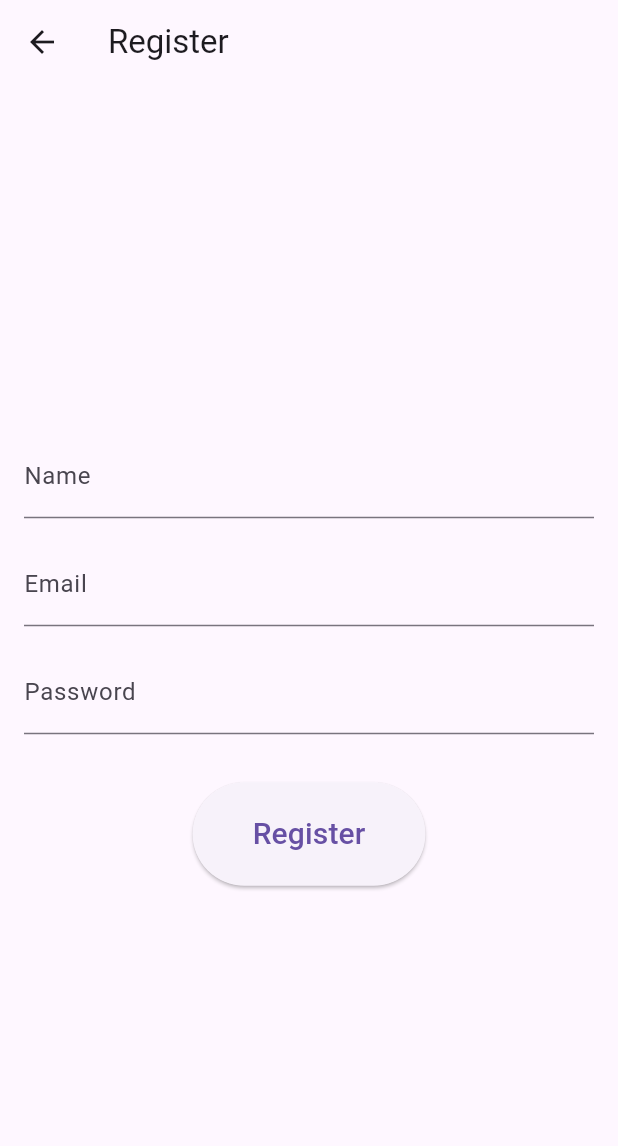
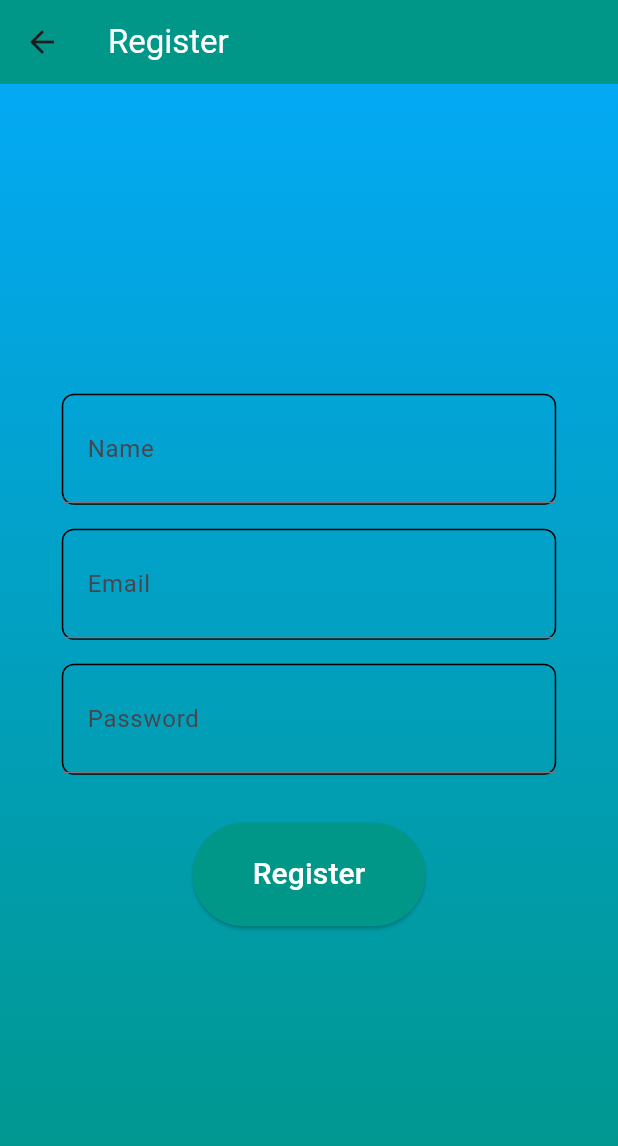
Before and after one commit to jibunorp2/ASE-485-Group-Project, a Flutter app: the RegisterPage screen opened directly, on a phone screen of 412 x 824 dp. Shown: the top 1146 px of the screen. Run offline on Flutter 3.47's test engine with Material 3 defaults, Android fonts, the phone set to English and light mode, and no system bars.

Commit message:
Looks
Improved the looks of login,register, and sign in pages

```diff
--- a/bookme/lib/Login_Pages/register_page.dart
+++ b/bookme/lib/Login_Pages/register_page.dart
@@ -1,4 +1,3 @@
-// register_page.dart
 // ignore_for_file: library_private_types_in_public_api
 
 import 'package:flutter/material.dart';
@@ -20,37 +19,96 @@ class _RegisterPageState extends State<RegisterPage> {
   Widget build(BuildContext context) {
     return Scaffold(
       appBar: AppBar(
-        title: const Text('Register'),
+        title: const Text(
+          'Register',
+          style: TextStyle(color: Colors.white),
         ),
-      body: Padding(
+        backgroundColor: Colors.teal,
+      ),
+      body: Container(
+        decoration: const BoxDecoration(
+          gradient: LinearGradient(
+            colors: [
+              Colors.lightBlue,
+              Colors.teal
+            ], // Add your desired gradient colors
+            begin: Alignment.topCenter,
+            end: Alignment.bottomCenter,
+          ),
+        ),
+        child: Padding(
           padding: const EdgeInsets.all(16.0),
+          child: Center(
             child: Column(
               mainAxisAlignment: MainAxisAlignment.center,
               children: [
-            TextField(
+                Container(
+                  width: MediaQuery.of(context).size.width *
+                      0.8, // Adjust the width as needed
+                  decoration: BoxDecoration(
+                    border: Border.all(
+                        color: Colors.black), // Add border to TextField
+                    borderRadius: BorderRadius.circular(
+                        8.0), // Optional: Add border radius
+                  ),
+                  child: TextField(
                     controller: _nameController,
-              decoration: const InputDecoration(labelText: 'Name'),
+                    decoration: InputDecoration(
+                      labelText: 'Name',
+                      contentPadding: const EdgeInsets.symmetric(
+                          vertical: 16.0,
+                          horizontal: 16.0), // Adjust the padding as needed
+                    ),
+                  ),
                 ),
                 const SizedBox(height: 16),
-            TextField(
+                Container(
+                  width: MediaQuery.of(context).size.width *
+                      0.8, // Adjust the width as needed
+                  decoration: BoxDecoration(
+                    border: Border.all(
+                        color: Colors.black), // Add border to TextField
+                    borderRadius: BorderRadius.circular(
+                        8.0), // Optional: Add border radius
+                  ),
+                  child: TextField(
                     controller: _emailController,
-              decoration: const InputDecoration(labelText: 'Email'),
+                    decoration: InputDecoration(
+                      labelText: 'Email',
+                      contentPadding: const EdgeInsets.symmetric(
+                          vertical: 16.0,
+                          horizontal: 16.0), // Adjust the padding as needed
+                    ),
                     keyboardType: TextInputType.emailAddress,
                   ),
+                ),
                 const SizedBox(height: 16),
-            TextField(
+                Container(
+                  width: MediaQuery.of(context).size.width *
+                      0.8, // Adjust the width as needed
+                  decoration: BoxDecoration(
+                    border: Border.all(
+                        color: Colors.black), // Add border to TextField
+                    borderRadius: BorderRadius.circular(
+                        8.0), // Optional: Add border radius
+                  ),
+                  child: TextField(
                     controller: _passwordController,
-              decoration: const InputDecoration(labelText: 'Password'),
+                    decoration: InputDecoration(
+                      labelText: 'Password',
+                      contentPadding: const EdgeInsets.symmetric(
+                          vertical: 16.0,
+                          horizontal: 16.0), // Adjust the padding as needed
+                    ),
                     obscureText: true,
+                  ),
                 ),
                 const SizedBox(height: 32),
                 ElevatedButton(
                   onPressed: () {
-                // Replace this check with your actual registration logic
                     if (_nameController.text.isNotEmpty &&
                         _emailController.text.isNotEmpty &&
                         _passwordController.text.isNotEmpty) {
-                  // Registration successful, navigate to login page
                       Navigator.pushReplacement(
                         context,
                         MaterialPageRoute(
@@ -60,14 +118,18 @@ class _RegisterPageState extends State<RegisterPage> {
                     }
                   },
                   style: ElevatedButton.styleFrom(
-                padding:
-                    const EdgeInsets.symmetric(horizontal: 40, vertical: 20),
+                    backgroundColor: Colors.teal, // Set background color
+                    foregroundColor: Colors.white, // Set text color to black
+                    padding: const EdgeInsets.symmetric(
+                        horizontal: 40, vertical: 20),
                   ),
                   child: const Text('Register', style: TextStyle(fontSize: 20)),
                 ),
               ],
             ),
           ),
+        ),
+      ),
     );
   }
 }
--- a/bookme/lib/Login_Pages/sign_in_page.dart
+++ b/bookme/lib/Login_Pages/sign_in_page.dart
@@ -47,6 +47,8 @@ class _SignInPageState extends State<SignInPage> {
                   );
                 },
                 style: ElevatedButton.styleFrom(
+                  backgroundColor: Colors.teal, // Set background color
+                  foregroundColor: Colors.white, // Set text color to black
                   padding:
                       const EdgeInsets.symmetric(horizontal: 40, vertical: 20),
                 ),
@@ -63,6 +65,8 @@ class _SignInPageState extends State<SignInPage> {
                   );
                 },
                 style: ElevatedButton.styleFrom(
+                  backgroundColor: Colors.teal, // Set background color
+                  foregroundColor: Colors.white, // Set text color to black
                   padding:
                       const EdgeInsets.symmetric(horizontal: 40, vertical: 20),
                 ),
```
Also changed, not shown: bookme/lib/Login_Pages/login_page.dart (+62 -13 lines). Lines whose indentation alone changed are shown as unchanged.
